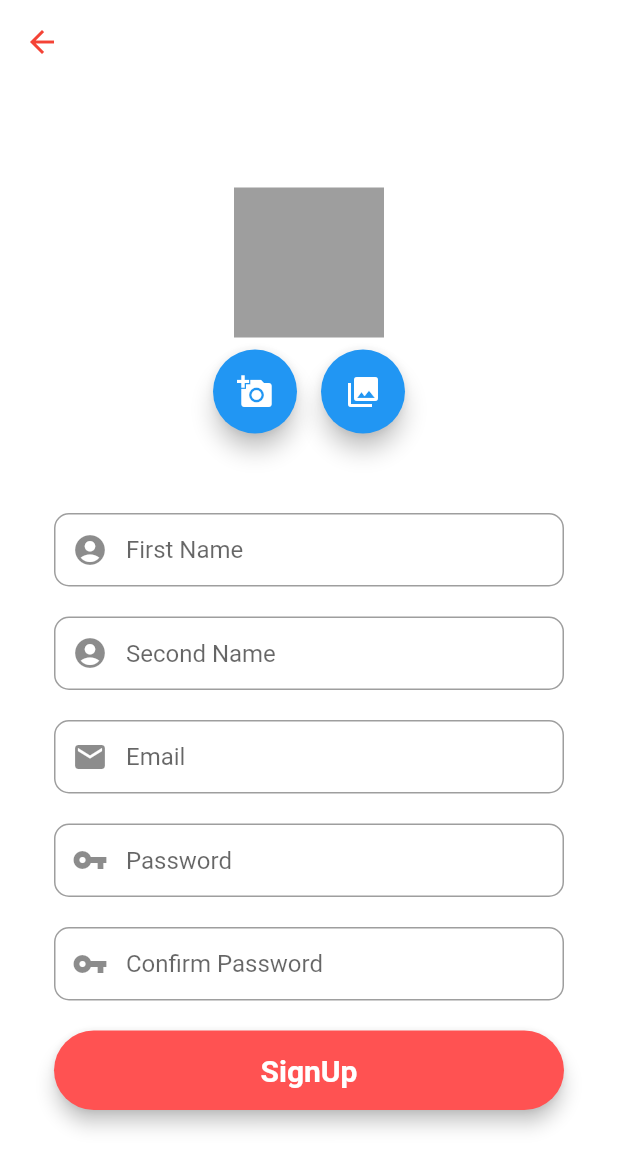
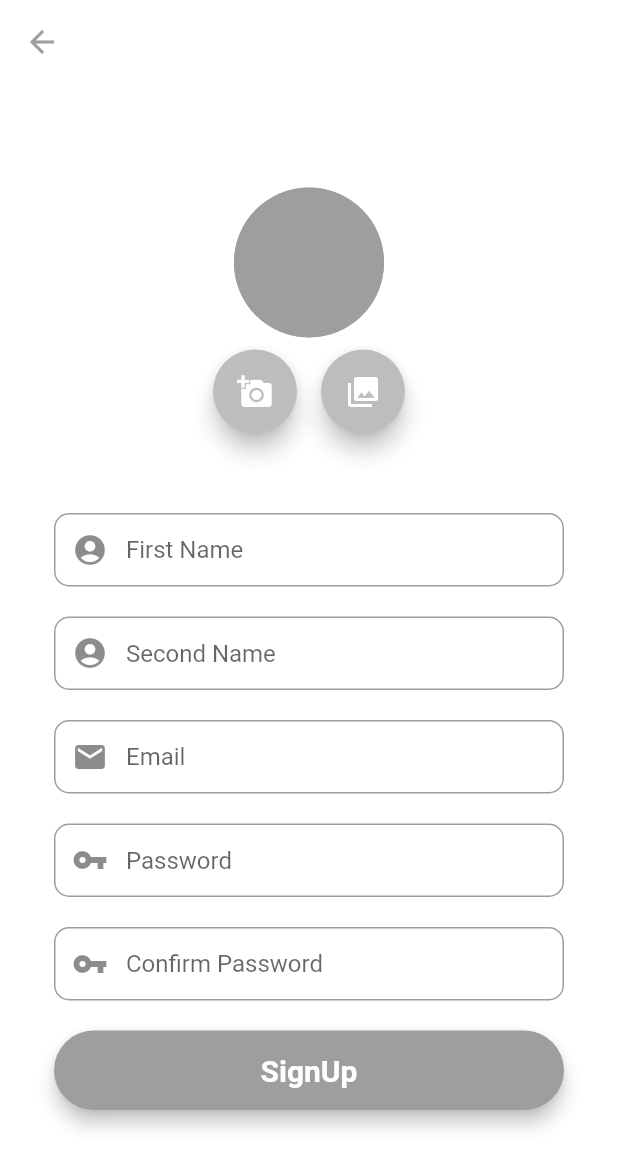
Before and after one commit to Noriaki-hub/closet, a Flutter app: the RegistrationScreen screen opened directly, on a phone screen of 412 x 824 dp. Shown: the top 1169 px of the screen. Run offline on Flutter 3.47's test engine with Material 2 defaults, Android fonts, the phone set to English and light mode, and no system bars; our stand-ins replace bubble_tab_indicator, cloud_firestore, firebase_auth, firebase_core, firebase_storage, fluttertoast and 2 more; accounts and stored records are empty; network calls fail.

Commit message:
レイアウト等

```diff
--- a/lib/auth/registration_screen.dart
+++ b/lib/auth/registration_screen.dart
@@ -2,6 +2,7 @@ import 'package:closet_app_xxx/auth/user_model.dart';
 import 'package:cloud_firestore/cloud_firestore.dart';
 import 'package:firebase_storage/firebase_storage.dart';
 import 'package:fluttertoast/fluttertoast.dart';
+import 'package:image_cropper/image_cropper.dart';
 import 'package:image_picker/image_picker.dart';
 import 'package:firebase_auth/firebase_auth.dart';
 import 'package:flutter/material.dart';
@@ -33,20 +34,26 @@ class _RegistrationScreenState extends State<RegistrationScreen> {
 
 
   Future getImageFromCamera() async {
-    final pickedFile = await picker.getImage(source: ImageSource.camera);
+    final pickedFile = await picker.pickImage(source: ImageSource.camera);
 
     setState(() {
       imageFile = File(pickedFile!.path);
     });
   }
 
+
   Future getImageFromGallery() async {
-    final pickedFile = await picker.getImage(source: ImageSource.gallery);
+    final pickedFile = await picker.pickImage(source: ImageSource.gallery);
 
     setState(() {
       imageFile = File(pickedFile!.path);
     });
   }
+
+
+
+
+
 
   @override
   Widget build(BuildContext context) {
@@ -189,7 +196,7 @@ class _RegistrationScreenState extends State<RegistrationScreen> {
     final signUpButton = Material(
       elevation: 5,
       borderRadius: BorderRadius.circular(30),
-      color: Colors.redAccent,
+      color: Colors.grey,
       child: MaterialButton(
           padding: EdgeInsets.fromLTRB(20, 15, 20, 15),
           minWidth: MediaQuery.of(context).size.width,
@@ -210,7 +217,7 @@ class _RegistrationScreenState extends State<RegistrationScreen> {
         backgroundColor: Colors.transparent,
         elevation: 0,
         leading: IconButton(
-          icon: Icon(Icons.arrow_back, color: Colors.red),
+          icon: Icon(Icons.arrow_back, color: Colors.grey),
           onPressed: () {
             // passing this to our root
             Navigator.of(context).pop();
@@ -229,26 +236,29 @@ class _RegistrationScreenState extends State<RegistrationScreen> {
                   mainAxisAlignment: MainAxisAlignment.center,
                   crossAxisAlignment: CrossAxisAlignment.center,
                   children: <Widget>[
-                    Container(
+                    CircleAvatar(
+                      radius: 50,
+                      backgroundColor: Colors.grey,
+                      child: ClipOval(
                         child: imageFile != null
                             ? Container(
+                            width: 100,
+                            height: 100,
+                            child: FittedBox(
+                              fit: BoxFit.cover,
+                                child: Image.file(imageFile!))
+                        )
+                              :Container(
                           height: 200,
                           width: 200,
                           decoration: BoxDecoration(
-                              image: DecorationImage(
-                                image: FileImage(imageFile!),
-                              )
-                          ),
-                        )
-                            :Container(
-                          height: 100,
-                          width: 100,
-                          decoration: BoxDecoration(
-                              color: Colors.grey
-                          ),
+                          color: Colors.grey
+                      ),
 
-                        )
+                )
+                      ),
                     ),
+
 
                     Container(
                       child: Row(
@@ -258,19 +268,23 @@ class _RegistrationScreenState extends State<RegistrationScreen> {
                             Padding(
                               padding: const EdgeInsets.all(8.0),
                               child: FloatingActionButton(
+                                backgroundColor: Colors.grey[400],
                                 heroTag: "hero1",
                                 onPressed: getImageFromCamera, //カメラから画像を取得
                                 tooltip: 'Pick Image From Camera',
-                                child: Icon(Icons.add_a_photo),
+                                child: Icon(Icons.add_a_photo,
+                                ),
                               ),
                             ),
                             Padding(
                               padding: const EdgeInsets.all(8.0),
                               child: FloatingActionButton(
+                                backgroundColor: Colors.grey[400],
                                 heroTag: "hero2",
                                 onPressed: getImageFromGallery, //ギャラリーから画像を取得
                                 tooltip: 'Pick Image From Gallery',
-                                child: Icon(Icons.photo_library),
+                                child: Icon(Icons.photo_library,
+                                ),
                               ),
                             )
                           ]
--- a/pubspec.yaml
+++ b/pubspec.yaml
@@ -36,6 +36,7 @@ dependencies:
   provider: ^6.0.1
   firebase_auth: ^3.1.2
   fluttertoast: ^8.0.8
+  bubble_tab_indicator: ^0.1.6
 
 
 
```
Also changed, not shown: lib/closet/closet_buy.dart (+13 -1 lines), lib/closet/closet_sell.dart (+13 -1 lines), lib/home_screen.dart (+15 -5 lines), lib/main.dart (+28 -7 lines), pubspec.lock.
